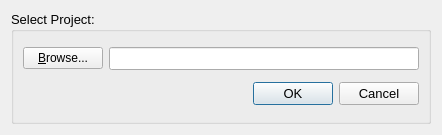
First picture: the form in src/gui/open_project.ui, repository Ecotrust/delphos, before the edit.
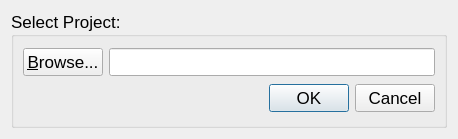
Second picture: the form after the edit.

What changed in the file:
```diff
--- a/src/gui/open_project.ui
+++ b/src/gui/open_project.ui
@@ -8,8 +8,8 @@
    <rect>
     <x>0</x>
     <y>0</y>
-    <width>442</width>
-    <height>135</height>
+    <width>458</width>
+    <height>139</height>
    </rect>
   </property>
   <property name="font" >
@@ -27,7 +27,7 @@
      <property name="font" >
       <font>
        <family>Arial</family>
-       <pointsize>10</pointsize>
+       <pointsize>13</pointsize>
       </font>
      </property>
      <property name="title" >
@@ -41,7 +41,7 @@
           <property name="font" >
            <font>
             <family>Arial</family>
-            <pointsize>9</pointsize>
+            <pointsize>13</pointsize>
            </font>
           </property>
           <property name="text" >
```
